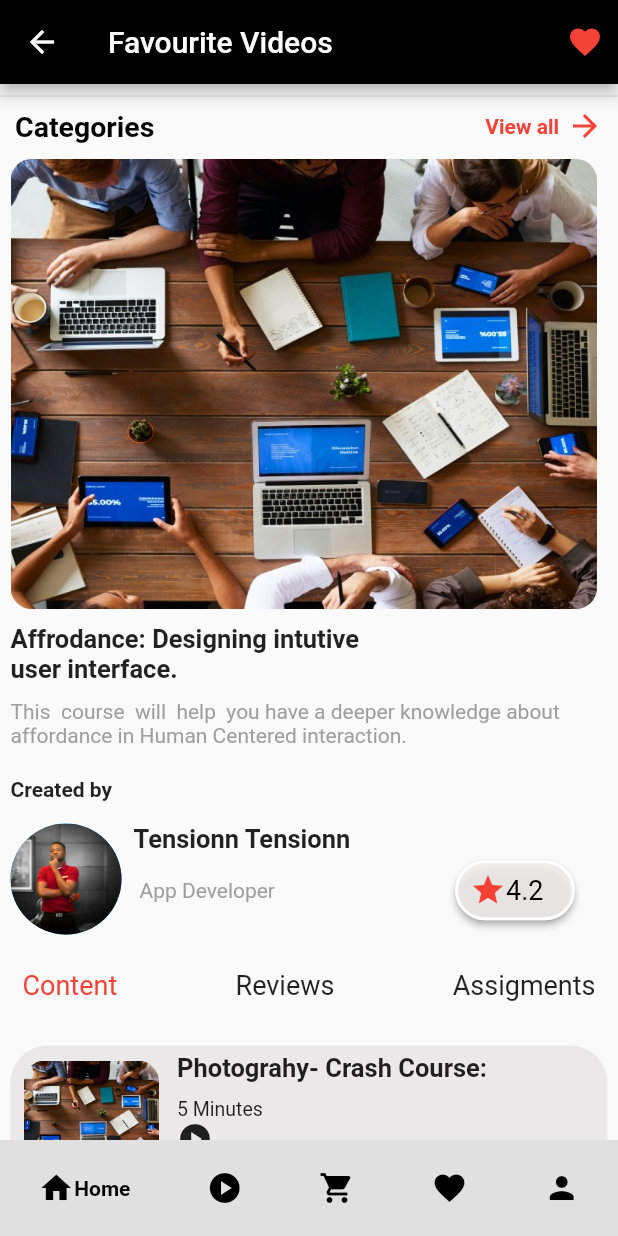
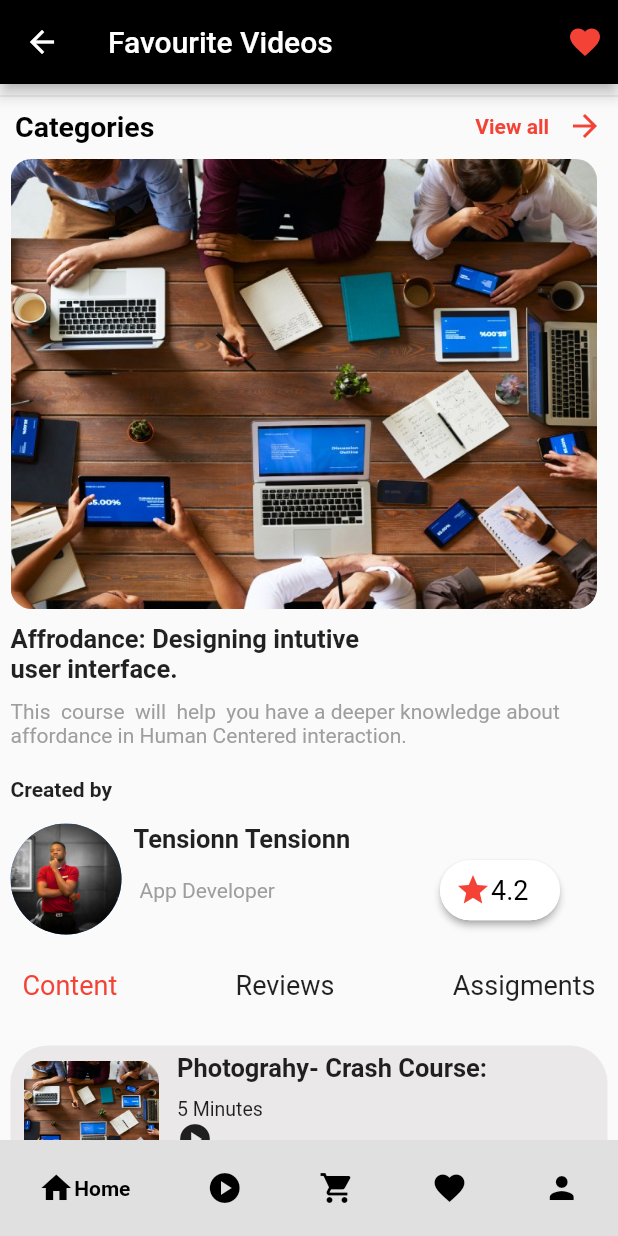
Before and after one commit to OscarNii/flutterSchool_ui, a Flutter app: the screen it shows after launch, after a tap on "10 Videos", on a phone screen of 412 x 824 dp. Run offline on Flutter 3.47's test engine with Material 2 defaults, Android fonts, the phone set to English and light mode, and no system bars; drawn by our look-alikes of google_nav_bar; missing offline and left inert: awesome_icons.

Commit message:
custom updates

```diff
--- a/lib/main.dart
+++ b/lib/main.dart
@@ -25,7 +25,7 @@ class MyApp extends StatelessWidget {
       darkTheme: ThemeData(brightness: Brightness.dark),
       theme: ThemeData(brightness: Brightness.light),
       themeMode: ThemeMode.light,
-      debugShowCheckedModeBanner: false,
+      debugShowCheckedModeBanner: true,
       home: Home(),
     );
   }
@@ -57,7 +57,7 @@ class Home extends StatelessWidget {
                           fontSize: 19,
                         ),
                       ),
-                      SizedBox(width: 210),
+                      SizedBox(width: 180),
                       Text(
                         'View all',
                         style: TextStyle(
@@ -240,7 +240,7 @@ class Home extends StatelessWidget {
                       backgroundImage: AssetImage("assets/11.JPG"),
                       backgroundColor: Colors.transparent,
                     ),
-                    SizedBox(width: 250),
+                    SizedBox(width: 210),
                     Row(
                       children: [
                         CircleAvatar(
--- a/lib/videos/design1.dart
+++ b/lib/videos/design1.dart
@@ -30,8 +30,7 @@ class Design1 extends StatelessWidget {
             fontSize: 15,
             fontWeight: FontWeight.bold,
           ),
-          primary: Color.fromARGB(211, 244, 240, 240),
-          onPrimary: Color.fromARGB(255, 47, 130, 127),
+          backgroundColor: Colors.white,
 
           shadowColor: Colors.grey,
           side: BorderSide(color: Color.fromARGB(255, 47, 130, 127), width: 2),
--- a/lib/videos/design2.dart
+++ b/lib/videos/design2.dart
@@ -30,10 +30,9 @@ class Designss2 extends StatelessWidget {
             fontSize: 15,
             fontWeight: FontWeight.bold,
           ),
-          primary: Color.fromARGB(211, 244, 240, 240),
-          onPrimary: Color.fromARGB(255, 47, 130, 127),
+          backgroundColor: Colors.white,
 
-          shadowColor: Colors.grey,
+          shadowColor: Colors.white,
           side: BorderSide(color: Color.fromARGB(255, 47, 130, 127), width: 2),
           shape: StadiumBorder(),
           //alignment: Alignment.center
--- a/lib/videos/design3.dart
+++ b/lib/videos/design3.dart
@@ -30,8 +30,7 @@ class Designss3 extends StatelessWidget {
             fontSize: 15,
             fontWeight: FontWeight.bold,
           ),
-          primary: Color.fromARGB(211, 244, 240, 240),
-          onPrimary: Color.fromARGB(255, 47, 130, 127),
+          backgroundColor: Colors.white,
 
           shadowColor: Colors.grey,
           side: BorderSide(color: Color.fromARGB(255, 47, 130, 127), width: 2),
--- a/lib/videos/nextpage1.dart
+++ b/lib/videos/nextpage1.dart
@@ -48,7 +48,7 @@ class _Nextpage1State extends State<Nextpage1> {
                         fontSize: 19,
                       ),
                     ),
-                    SizedBox(width: 210),
+                    SizedBox(width: 190),
                     Text(
                       'View all',
                       style: TextStyle(
@@ -136,7 +136,7 @@ class _Nextpage1State extends State<Nextpage1> {
                                   'App Developer',
                                   style: TextStyle(color: Colors.grey),
                                 ),
-                                SizedBox(width: 20),
+                                SizedBox(width: 10),
                                 Padding(
                                   padding: const EdgeInsets.only(left: 100.0),
                                   child: Stack(
@@ -163,10 +163,7 @@ class _Nextpage1State extends State<Nextpage1> {
                                           textStyle: TextStyle(
                                             fontSize: 18,
                                           ),
-                                          primary: Color.fromARGB(
-                                              211, 244, 240, 240),
-                                          onPrimary:
-                                              Color.fromARGB(255, 47, 130, 127),
+                                          backgroundColor: Colors.white,
 
                                           shadowColor: Colors.grey,
                                           side: BorderSide(
--- a/lib/videos/view1.dart
+++ b/lib/videos/view1.dart
@@ -130,10 +130,9 @@ class View1 extends StatelessWidget {
                         textStyle: TextStyle(
                           fontSize: 18,
                         ),
-                        primary: Color.fromARGB(211, 244, 240, 240),
-                        onPrimary: Color.fromARGB(255, 47, 130, 127),
+                        backgroundColor: Colors.white,
 
-                        shadowColor: Colors.grey,
+                        shadowColor: Colors.white,
                         side: BorderSide(
                             color: Color.fromARGB(255, 47, 130, 127), width: 2),
                         shape: StadiumBorder(),
```
Also changed, not shown: pubspec.lock, 1 other file.
